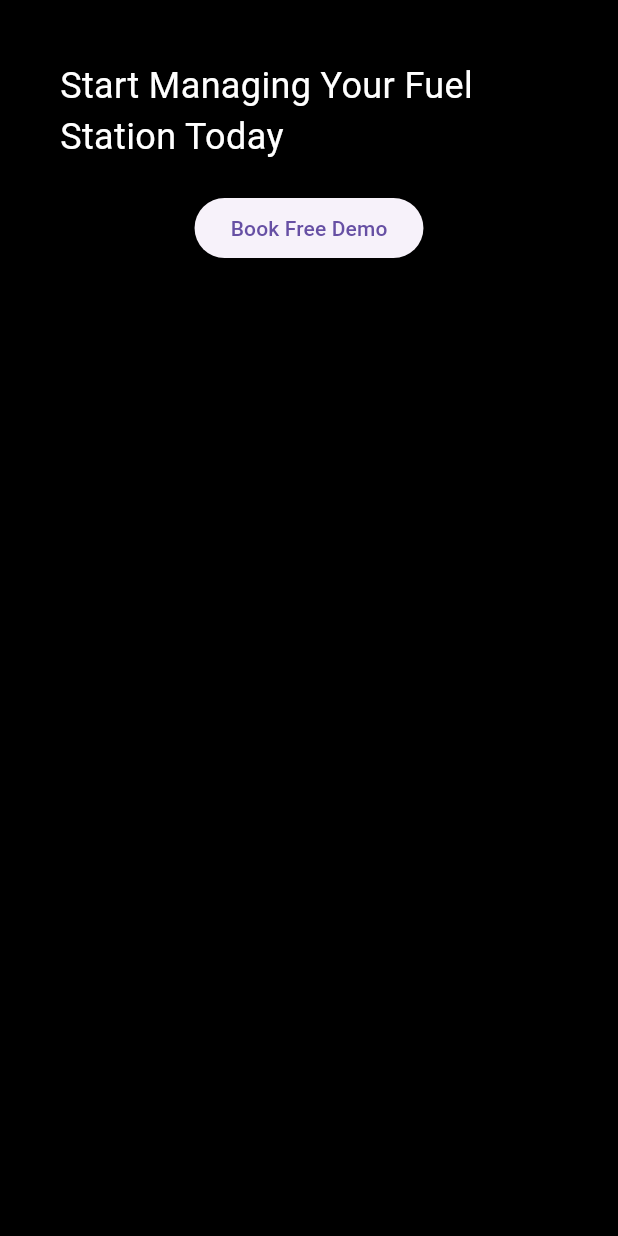
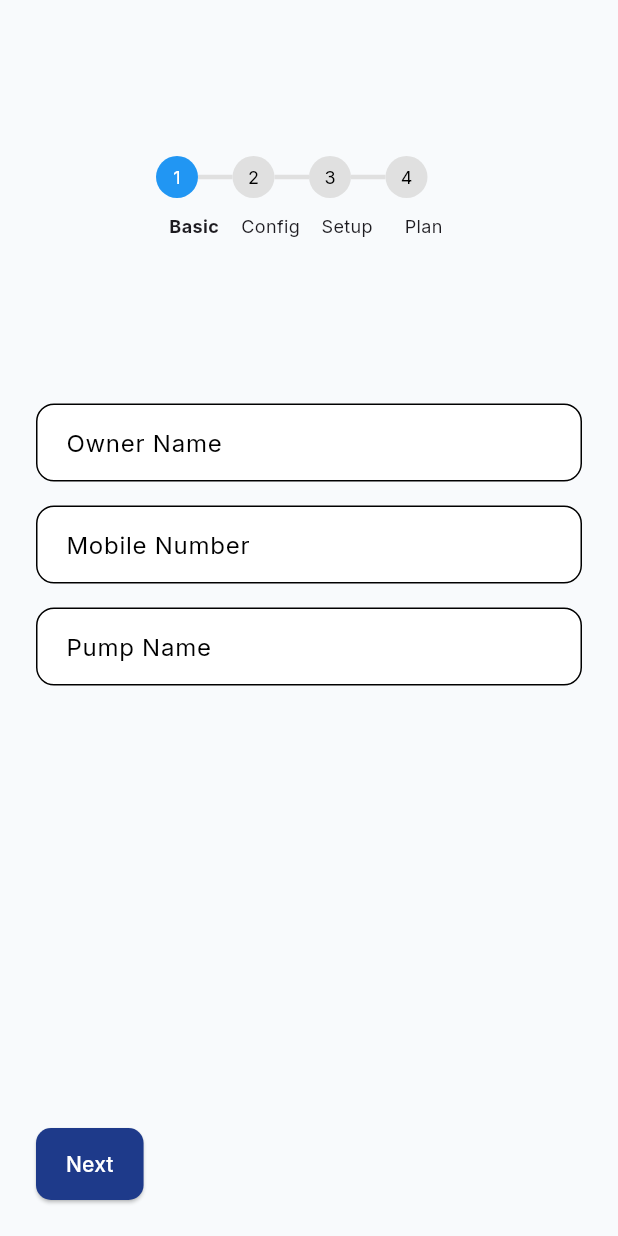
Before and after one commit to 9jeevancjk/fuel_ledger, a Flutter app: the CTASection widget shown alone on an empty page, opened directly, after a tap on "Book Free Demo", on a phone screen of 412 x 824 dp. Run offline on Flutter 3.47's test engine with Material 3 defaults, Android fonts, the phone set to English and light mode, and no system bars; our stand-ins replace cloud_firestore, firebase_auth, firebase_core, firebase_storage, go_router, google_fonts and 1 more; accounts and stored records are empty.

Commit message:
onboarding ui added

```diff
--- a/lib/main.dart
+++ b/lib/main.dart
@@ -1,10 +1,10 @@
 import 'package:flutter/material.dart';
+import 'package:fuel_ledger/core/theme.dart';
 import 'package:provider/provider.dart';
 import 'package:firebase_core/firebase_core.dart';
 import 'package:google_fonts/google_fonts.dart';
 import 'providers/auth_provider.dart';
 import 'router/app_router.dart';
-import 'utils/app_theme.dart';
 
 void main() async {
   WidgetsFlutterBinding.ensureInitialized();
--- a/lib/pages/dashboard_page.dart
+++ b/lib/pages/dashboard/dashboard_page.dart
@@ -1,13 +1,13 @@
 import 'dart:io';
 
 import 'package:flutter/material.dart';
+import 'package:fuel_ledger/core/colors.dart';
 import 'package:fuel_ledger/pages/bank_page.dart';
 import 'package:fuel_ledger/pages/home_page.dart';
 import 'package:fuel_ledger/pages/report_page.dart';
 import 'package:fuel_ledger/pages/sales_page.dart';
 import 'package:fuel_ledger/pages/stock_page.dart';
 import 'package:fuel_ledger/providers/auth_provider.dart';
-import 'package:fuel_ledger/utils/colors.dart';
 import 'package:go_router/go_router.dart';
 import 'package:image_picker/image_picker.dart';
 import 'package:firebase_storage/firebase_storage.dart';
--- /dev/null
+++ b/lib/pages/onboarding/app_stepper.dart
@@ -0,0 +1,90 @@
+import 'package:flutter/material.dart';
+
+class AppStepper extends StatelessWidget {
+  final int currentStep;
+  final int totalSteps;
+  final List<String> titles;
+
+  const AppStepper({
+    super.key,
+    required this.currentStep,
+    required this.totalSteps,
+    required this.titles,
+  });
+
+  @override
+  Widget build(BuildContext context) {
+    return Column(
+      children: [
+        Row(
+          children: List.generate(totalSteps, (index) {
+            bool isActive = index == currentStep;
+            bool isCompleted = index < currentStep;
+
+            return Expanded(
+              child: Row(
+                children: [
+                  _buildStepCircle(index, isActive, isCompleted),
+                  if (index != totalSteps - 1)
+                    Expanded(
+                      child: Container(
+                        height: 3,
+                        color: isCompleted
+                            ? Colors.green
+                            : Colors.grey.shade300,
+                      ),
+                    ),
+                ],
+              ),
+            );
+          }),
+        ),
+        const SizedBox(height: 10),
+        Row(
+          mainAxisAlignment: MainAxisAlignment.spaceBetween,
+          children: List.generate(totalSteps, (index) {
+            return Expanded(
+              child: Text(
+                titles[index],
+                textAlign: TextAlign.center,
+                style: TextStyle(
+                  fontSize: 12,
+                  fontWeight: index == currentStep
+                      ? FontWeight.bold
+                      : FontWeight.normal,
+                ),
+              ),
+            );
+          }),
+        ),
+      ],
+    );
+  }
+
+  Widget _buildStepCircle(int index, bool isActive, bool isCompleted) {
+    return AnimatedContainer(
+      duration: const Duration(milliseconds: 300),
+      width: 28,
+      height: 28,
+      decoration: BoxDecoration(
+        color: isCompleted
+            ? Colors.green
+            : isActive
+                ? Colors.blue
+                : Colors.grey.shade300,
+        shape: BoxShape.circle,
+      ),
+      child: Center(
+        child: isCompleted
+            ? const Icon(Icons.check, size: 16, color: Colors.white)
+            : Text(
+                "${index + 1}",
+                style: TextStyle(
+                  color: isActive ? Colors.white : Colors.black,
+                  fontSize: 12,
+                ),
+              ),
+      ),
+    );
+  }
+}
--- /dev/null
+++ b/lib/pages/onboarding/onboarding_page.dart
@@ -0,0 +1,317 @@
+import 'package:flutter/material.dart';
+import 'package:fuel_ledger/pages/onboarding/app_stepper.dart';
+import 'package:go_router/go_router.dart';
+
+class OnBoardingPage extends StatefulWidget {
+  const OnBoardingPage({super.key});
+
+  @override
+  State<OnBoardingPage> createState() => _OnBoardingPageState();
+}
+
+class _OnBoardingPageState extends State<OnBoardingPage> {
+  int step = 0;
+
+  // Form Data
+  String ownerName = '';
+  String phone = '';
+  String pumpName = '';
+
+  List<String> fuelTypes = [];
+  int tanks = 1;
+  int nozzles = 1;
+  @override
+  Widget build(BuildContext context) {
+    double width = MediaQuery.of(context).size.width;
+
+    return Scaffold(
+      body: Center(
+        child: Container(
+          width: width > 600 ? 500 : double.infinity,
+          padding: const EdgeInsets.all(24),
+          child: Column(
+            children: [
+              Padding(
+                padding: const EdgeInsets.all(80.0),
+                child: AppStepper(
+                  currentStep: step,
+                  totalSteps: 4,
+                  titles: const ["Basic", "Config", "Setup", "Plan"],
+                ),
+              ),
+              const SizedBox(height: 30),
+              Expanded(child: _buildStep()),
+              _buildNavigation(),
+            ],
+          ),
+        ),
+      ),
+    );
+  }
+
+  Widget _buildStep() {
+    switch (step) {
+      case 0:
+        return _basicInfo();
+      case 1:
+        return _configuration();
+      case 2:
+        return _businessSetup();
+      case 3:
+        return _planSelection();
+      default:
+        return const SizedBox();
+    }
+  }
+
+  // STEP 1
+  Widget _basicInfo() {
+    return Column(
+      children: [
+        _input("Owner Name", (v) => ownerName = v),
+        _input("Mobile Number", (v) => phone = v, isNumber: true),
+        _input("Pump Name", (v) => pumpName = v),
+      ],
+    );
+  }
+
+  // STEP 2
+  Widget _configuration() {
+    return Column(
+      crossAxisAlignment: CrossAxisAlignment.start,
+      children: [
+        const Text("Select Fuel Types"),
+        const SizedBox(height: 10),
+        Wrap(
+          spacing: 10,
+          children: ["Petrol", "Diesel", "Power"].map((fuel) {
+            return ChoiceChip(
+              label: Text(fuel),
+              selected: fuelTypes.contains(fuel),
+              onSelected: (val) {
+                setState(() {
+                  val ? fuelTypes.add(fuel) : fuelTypes.remove(fuel);
+                });
+              },
+            );
+          }).toList(),
+        ),
+        const SizedBox(height: 20),
+        _input(
+          "No. of Tanks",
+          (v) => tanks = int.tryParse(v) ?? 1,
+          isNumber: true,
+        ),
+        _input(
+          "No. of Nozzles",
+          (v) => nozzles = int.tryParse(v) ?? 1,
+          isNumber: true,
+        ),
+      ],
+    );
+  }
+
+  // STEP 3
+  Widget _businessSetup() {
+    return Column(
+      children: const [
+        Text("Business Setup (Optional)", style: TextStyle(fontSize: 18)),
+        SizedBox(height: 10),
+        Text("You can skip and configure later."),
+      ],
+    );
+  }
+
+  // STEP 4
+  Widget _planSelection() {
+    return Column(
+      children: [
+        _planCard("Free Demo", "7 Days", false),
+        _planCard("Basic", "₹999/month", false),
+        _planCard("Premium", "₹1999/month", true),
+      ],
+    );
+  }
+
+  Widget _planCard(String title, String price, bool popular) {
+    return Container(
+      margin: const EdgeInsets.only(bottom: 12),
+      padding: const EdgeInsets.all(16),
+      decoration: BoxDecoration(
+        color: Colors.white,
+        borderRadius: BorderRadius.circular(16),
+        border: Border.all(
+          color: popular ? Colors.orange : Colors.grey.shade300,
+          width: 1.2,
+        ),
+      ),
+      child: Row(
+        mainAxisAlignment: MainAxisAlignment.spaceBetween,
+        children: [
+          Column(
+            crossAxisAlignment: CrossAxisAlignment.start,
+            children: [
+              Text(
+                title,
+                style: const TextStyle(
+                  fontSize: 18,
+                  fontWeight: FontWeight.bold,
+                ),
+              ),
+              Text(price),
+            ],
+          ),
+          ElevatedButton(onPressed: () {}, child: const Text("Select")),
+        ],
+      ),
+    );
+  }
+
+  Widget _input(
+    String label,
+    Function(String) onChanged, {
+    bool isNumber = false,
+  }) {
+    return Padding(
+      padding: const EdgeInsets.only(bottom: 16),
+      child: TextField(
+        keyboardType: isNumber ? TextInputType.number : TextInputType.text,
+        decoration: InputDecoration(
+          labelText: label,
+          border: OutlineInputBorder(borderRadius: BorderRadius.circular(12)),
+        ),
+        onChanged: onChanged,
+      ),
+    );
+  }
+
+  // NAVIGATION
+  Widget _buildNavigation() {
+    return Row(
+      mainAxisAlignment: MainAxisAlignment.spaceBetween,
+      children: [
+        if (step > 0)
+          TextButton(
+            onPressed: () => setState(() => step--),
+            child: const Text("Back"),
+          ),
+        ElevatedButton(
+          onPressed: () {
+            if (step < 3) {
+              setState(() => step++);
+            } else {
+              _finish();
+            }
+          },
+          child: Text(step == 3 ? "Finish" : "Next"),
+        ),
+      ],
+    );
+  }
+
+  void _finish() {
+    showDialog(
+      context: context,
+      builder: (_) => AlertDialog(
+        title: const Text("Success"),
+        content: const Text("Your FuelLedger is ready!"),
+        actions: [
+          TextButton(
+            onPressed: () {
+              context.push('/dashboard');
+            },
+            child: const Text("Go to Dashboard"),
+          ),
+        ],
+      ),
+    );
+  }
+}
+
+// class AppStepper extends StatelessWidget {
+//   final int currentStep;
+//   final int totalSteps;
+//   final List<String> titles;
+
+//   const AppStepper({
+//     super.key,
+//     required this.currentStep,
+//     required this.totalSteps,
+//     required this.titles,
+//   });
+
+//   @override
+//   Widget build(BuildContext context) {
+//     return Column(
+//       children: [
+//         Row(
+//           children: List.generate(totalSteps, (index) {
+//             bool isActive = index == currentStep;
+//             bool isCompleted = index < currentStep;
+
+//             return Expanded(
+//               child: Row(
+//                 children: [
+//                   _circle(index, isActive, isCompleted),
+//                   if (index != totalSteps - 1)
+//                     Expanded(
+//                       child: Container(
+//                         height: 3,
+//                         color: isCompleted
+//                             ? Colors.green
+//                             : Colors.grey.shade300,
+//                       ),
+//                     ),
+//                 ],
+//               ),
+//             );
+//           }),
+//         ),
+//         const SizedBox(height: 10),
+//         Row(
+//           children: List.generate(totalSteps, (index) {
+//             return Expanded(
+//               child: Text(
+//                 titles[index],
+//                 textAlign: TextAlign.center,
+//                 style: TextStyle(
+//                   fontSize: 12,
+//                   fontWeight: index == currentStep
+//                       ? FontWeight.bold
+//                       : FontWeight.normal,
+//                 ),
+//               ),
+//             );
+//           }),
+//         ),
+//       ],
+//     );
+//   }
+
+//   Widget _circle(int index, bool isActive, bool isCompleted) {
+//     return AnimatedContainer(
+//       duration: const Duration(milliseconds: 300),
+//       width: 28,
+//       height: 28,
+//       decoration: BoxDecoration(
+//         color: isCompleted
+//             ? Colors.green
+//             : isActive
+//             ? Colors.blue
+//             : Colors.grey.shade300,
+//         shape: BoxShape.circle,
+//       ),
+//       child: Center(
+//         child: isCompleted
+//             ? const Icon(Icons.check, size: 16, color: Colors.white)
+//             : Text(
+//                 "${index + 1}",
+//                 style: TextStyle(
+//                   color: isActive ? Colors.white : Colors.black,
+//                   fontSize: 12,
+//                 ),
+//               ),
+//       ),
+//     );
+//   }
+// }
--- a/lib/pages/landing_page.dart
+++ b/lib/pages/website/landing_page.dart
@@ -3,7 +3,6 @@
 
 import 'package:flutter/material.dart';
 import 'package:go_router/go_router.dart';
-import 'package:provider/provider.dart';
 
 // void main() {
 //   runApp(
@@ -130,6 +129,8 @@ class HeroSection extends StatelessWidget {
 
 // TRUST SECTION (conversion booster)
 class TrustSection extends StatelessWidget {
+  const TrustSection({super.key});
+
   @override
   Widget build(BuildContext context) {
     return Padding(
@@ -169,7 +170,7 @@ class DashboardPreview extends StatelessWidget {
       decoration: BoxDecoration(
         color: Colors.white,
         borderRadius: BorderRadius.circular(20),
-        boxShadow: [BoxShadow(color: Colors.black.withOpacity(0.05), blurRadius: 20)],
+        boxShadow: [BoxShadow(color: Colors.black.withValues(alpha: 0.2), blurRadius: 20)],
       ),
       child: const Text("Live Metric"),
     );
@@ -231,6 +232,8 @@ class PricingCard extends StatelessWidget {
 
 // CTA (high conversion)
 class CTASection extends StatelessWidget {
+  const CTASection({super.key});
+
   @override
   Widget build(BuildContext context) {
     return Container(
@@ -241,7 +244,9 @@ class CTASection extends StatelessWidget {
           const Text("Start Managing Your Fuel Station Today",
               style: TextStyle(color: Colors.white, fontSize: 24)),
           const SizedBox(height: 20),
-          ElevatedButton(onPressed: () {}, child: const Text("Book Free Demo"))
+          ElevatedButton(onPressed: () {
+              context.push("/onboarding");
+          }, child: const Text("Book Free Demo"))
         ],
       ),
     );
@@ -250,6 +255,8 @@ class CTASection extends StatelessWidget {
 
 // FAQ (SEO important)
 class FAQSection extends StatelessWidget {
+  const FAQSection({super.key});
+
   @override
   Widget build(BuildContext context) {
     return Padding(
--- a/lib/router/app_router.dart
+++ b/lib/router/app_router.dart
@@ -1,5 +1,6 @@
-import 'package:fuel_ledger/pages/dashboard_page.dart';
-import 'package:fuel_ledger/pages/landing_page.dart';
+import 'package:fuel_ledger/pages/dashboard/dashboard_page.dart';
+import 'package:fuel_ledger/pages/onboarding/onboarding_page.dart';
+import 'package:fuel_ledger/pages/website/landing_page.dart';
 import 'package:fuel_ledger/pages/login_page.dart';
 import 'package:go_router/go_router.dart';
 
@@ -8,6 +9,7 @@ final GoRouter router = GoRouter(
 
   routes: [
     GoRoute(path: '/', builder: (context, state) => const LandingPage()),
+    GoRoute(path: '/onboarding', builder: (context, state) => const OnBoardingPage()),
     GoRoute(path: "/login", builder: (context, state) => LoginPage()),
     GoRoute(
       path: "/dashboard",
```
